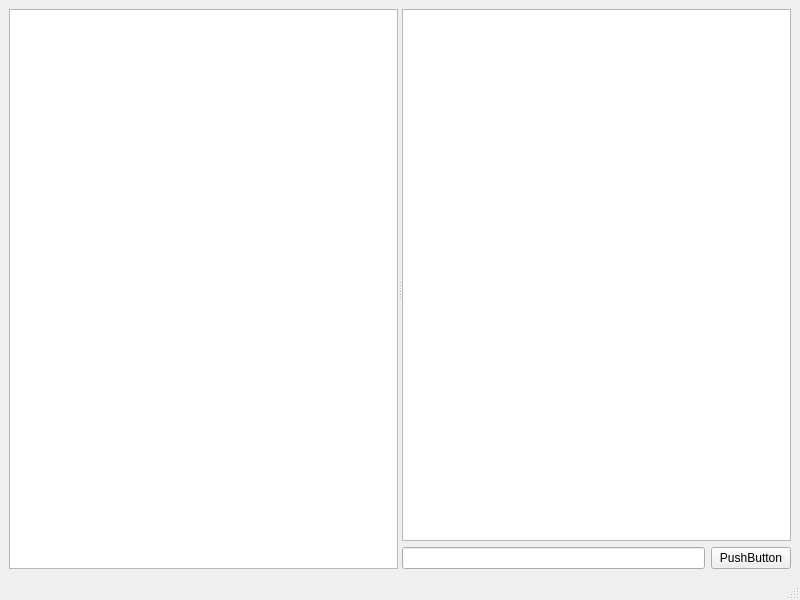
This is src/ui/mainwindow.ui in messenger-m/messenger_client as Qt 5 draws it before an edit. The edited form follows.
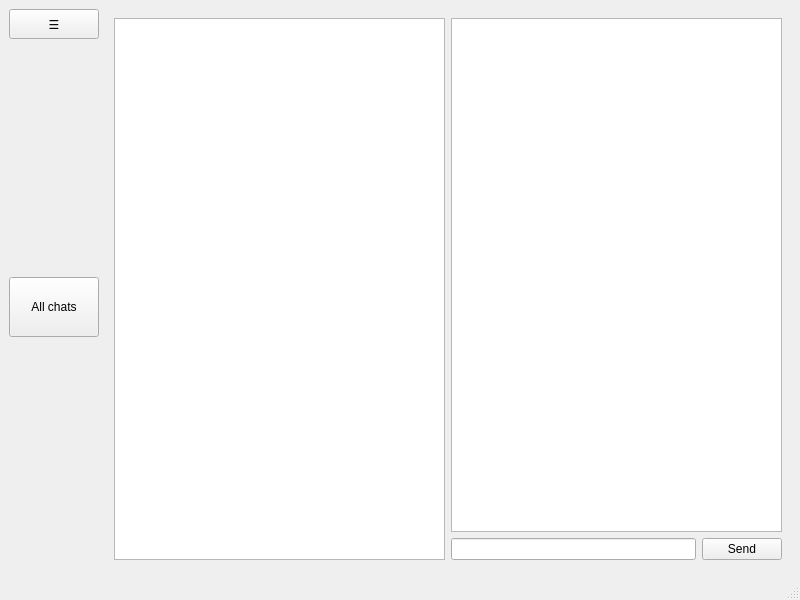
This is the edited form.

```diff
--- a/src/ui/mainwindow.ui
+++ b/src/ui/mainwindow.ui
@@ -20,7 +20,84 @@
    <property name="enabled">
     <bool>true</bool>
    </property>
+   <layout class="QHBoxLayout" name="horizontalLayout_2">
+    <item>
+     <layout class="QVBoxLayout" name="verticalLayout_4">
+      <item>
+       <widget class="QToolButton" name="menuButton">
+        <property name="minimumSize">
+         <size>
+          <width>90</width>
+          <height>30</height>
+         </size>
+        </property>
+        <property name="text">
+         <string>☰</string>
+        </property>
+       </widget>
+      </item>
+      <item>
+       <spacer name="verticalSpacer">
+        <property name="orientation">
+         <enum>Qt::Orientation::Vertical</enum>
+        </property>
+        <property name="sizeHint" stdset="0">
+         <size>
+          <width>20</width>
+          <height>40</height>
+         </size>
+        </property>
+       </spacer>
+      </item>
+      <item>
+       <widget class="QPushButton" name="allchats">
+        <property name="minimumSize">
+         <size>
+          <width>0</width>
+          <height>60</height>
+         </size>
+        </property>
+        <property name="text">
+         <string>All chats</string>
+        </property>
+       </widget>
+      </item>
+      <item>
+       <spacer name="verticalSpacer_2">
+        <property name="orientation">
+         <enum>Qt::Orientation::Vertical</enum>
+        </property>
+        <property name="sizeHint" stdset="0">
+         <size>
+          <width>20</width>
+          <height>40</height>
+         </size>
+        </property>
+       </spacer>
+      </item>
+     </layout>
+    </item>
+    <item>
+     <widget class="QWidget" name="chatwidget" native="true">
+      <property name="enabled">
+       <bool>true</bool>
+      </property>
+      <property name="focusPolicy">
+       <enum>Qt::FocusPolicy::NoFocus</enum>
+      </property>
+      <layout class="QVBoxLayout" name="verticalLayout_3">
+       <item>
    <layout class="QHBoxLayout" name="horizontalLayout">
+         <property name="sizeConstraint">
+          <enum>QLayout::SizeConstraint::SetMaximumSize</enum>
+         </property>
+         <item>
+          <layout class="QVBoxLayout" name="verticalLayout_2">
+           <item>
+            <widget class="QListWidget" name="chatList"/>
+           </item>
+          </layout>
+         </item>
     <item>
      <widget class="QSplitter" name="splitter">
       <property name="minimumSize">
@@ -47,35 +124,6 @@
       <property name="childrenCollapsible">
        <bool>false</bool>
       </property>
-      <widget class="QListWidget" name="chatList">
-       <property name="enabled">
-        <bool>true</bool>
-       </property>
-       <property name="minimumSize">
-        <size>
-         <width>200</width>
-         <height>0</height>
-        </size>
-       </property>
-       <property name="maximumSize">
-        <size>
-         <width>400</width>
-         <height>16777215</height>
-        </size>
-       </property>
-       <property name="sizeIncrement">
-        <size>
-         <width>0</width>
-         <height>0</height>
-        </size>
-       </property>
-       <property name="baseSize">
-        <size>
-         <width>0</width>
-         <height>0</height>
-        </size>
-       </property>
-      </widget>
       <widget class="QWidget" name="messagesWidget" native="true">
        <layout class="QVBoxLayout" name="verticalLayout">
         <item>
@@ -89,7 +137,7 @@
           <item>
            <widget class="QPushButton" name="sendButton">
             <property name="text">
-             <string>PushButton</string>
+                  <string>Send</string>
             </property>
            </widget>
           </item>
@@ -100,7 +148,13 @@
      </widget>
     </item>
    </layout>
-  </widget>
+       </item>
+      </layout>
+     </widget>
+    </item>
+   </layout>
+  </widget>
+  <widget class="QStatusBar" name="statusbar"/>
   <widget class="QMenuBar" name="menubar">
    <property name="geometry">
     <rect>
```
Left out of the diff: 1 changed line with no effect on the pictures. Lines whose indentation alone changed are shown as unchanged.
